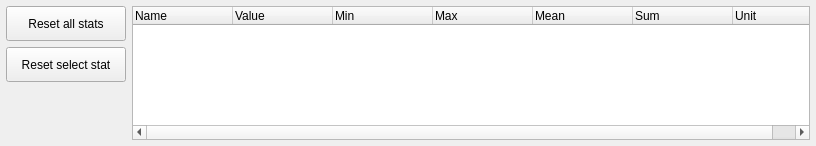
Qt form src/genelab/core/ui/widgets/entities/statisticspropertiescontroller.ui (GeneCraft/GeneCraft-Project) before a commit.
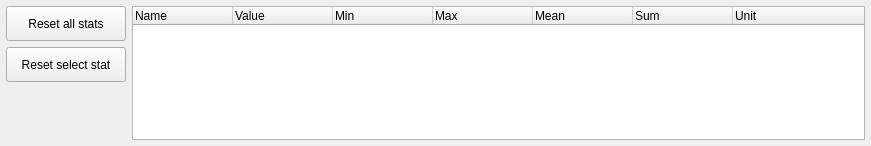
The same form after that commit.

What changed in the file:
```diff
--- a/src/genelab/core/ui/widgets/entities/statisticspropertiescontroller.ui
+++ b/src/genelab/core/ui/widgets/entities/statisticspropertiescontroller.ui
@@ -6,7 +6,7 @@
    <rect>
     <x>0</x>
     <y>0</y>
-    <width>816</width>
+    <width>871</width>
     <height>146</height>
    </rect>
   </property>
```
